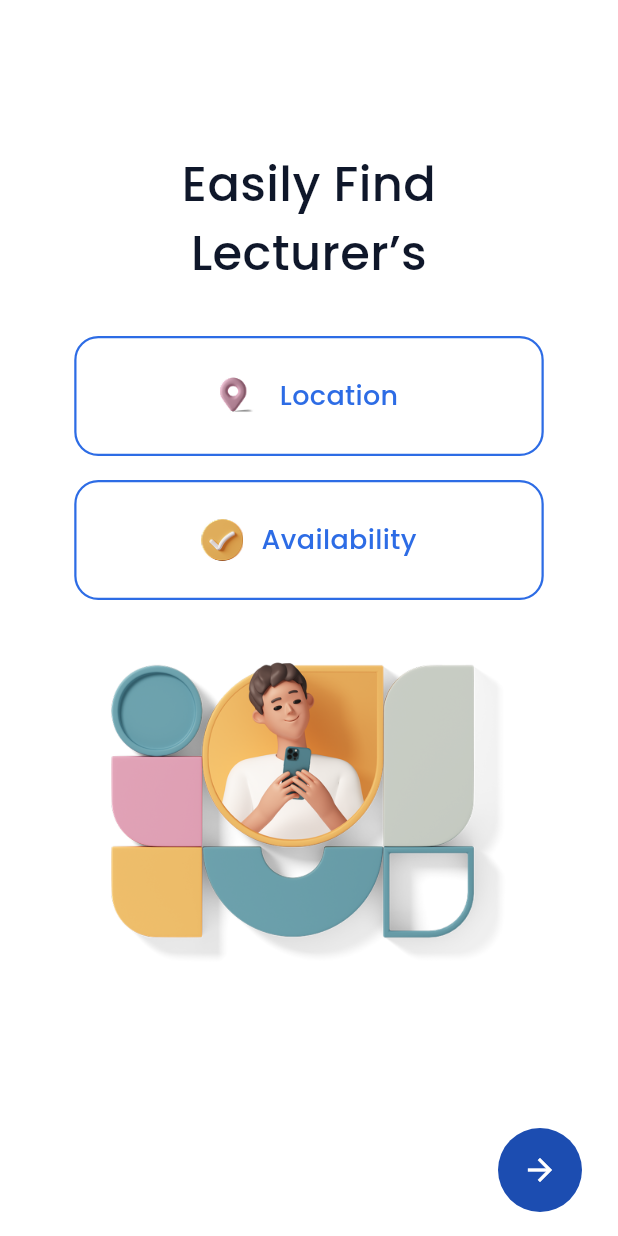
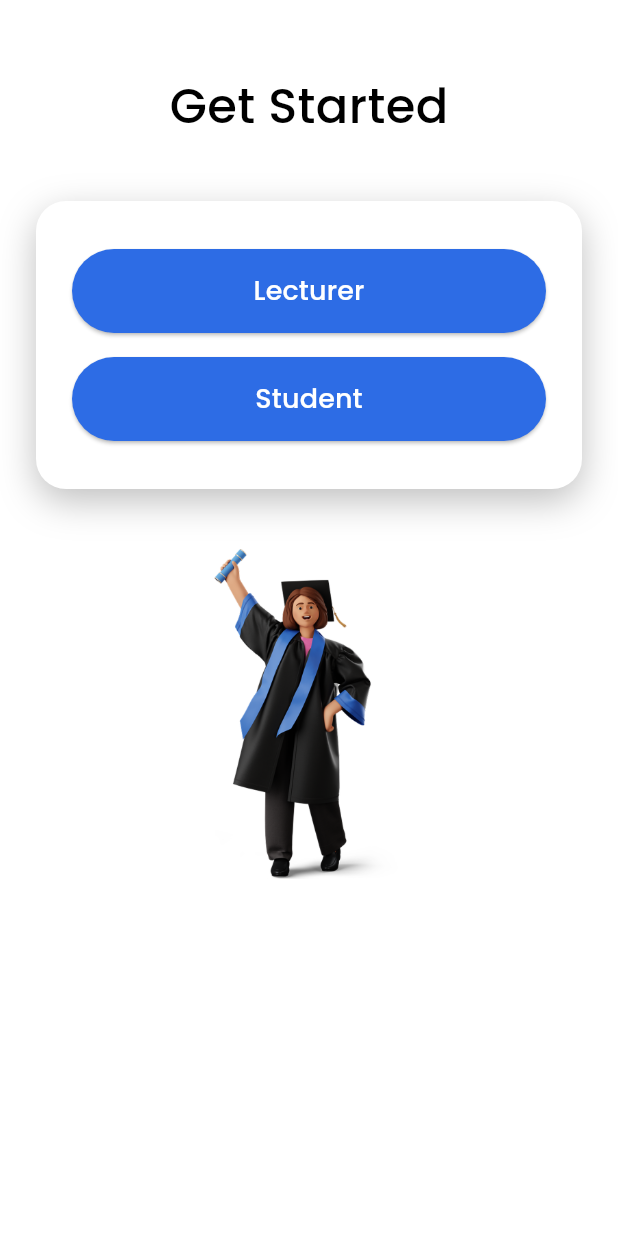
Before and after one commit to Danidu200523/lecturer_finder_app, a Flutter app: the screen it shows after launch, after a tap on the "arrow forward" icon, on a phone screen of 412 x 824 dp. Run offline on Flutter 3.47's test engine with Material 3 defaults, Android fonts, the light colour scheme and no system bars.

Commit message:
Add onboarding and role selection screens with UI styling

```diff
--- a/lib/auth/role_selection_screen.dart
+++ b/lib/auth/role_selection_screen.dart
@@ -0,0 +1,120 @@
+import 'package:flutter/material.dart';
+import '../core/theme/app_colors.dart';
+
+class RoleSelectionScreen extends StatelessWidget {
+  const RoleSelectionScreen({super.key});
+
+  @override
+  Widget build(BuildContext context) {
+    return Scaffold(
+      backgroundColor: AppColors.background,
+      body: SafeArea(
+        child: Padding(
+          padding: const EdgeInsets.symmetric(horizontal: 24),
+          child: Column(
+            crossAxisAlignment: CrossAxisAlignment.center,
+            children: [
+              const SizedBox(height: 48),
+
+              // Title
+              const Text(
+                'Get Started',
+                style: TextStyle(
+                  fontSize: 32,
+                  fontWeight: FontWeight.w500, // Poppins Medium
+                  color: AppColors.titleText,
+                ),
+              ),
+
+              const SizedBox(height: 40),
+
+              // Card container
+              Container(
+                padding: const EdgeInsets.symmetric(
+                  vertical: 32,
+                  horizontal: 24,
+                ),
+                decoration: BoxDecoration(
+                  color: AppColors.background,
+                  borderRadius: BorderRadius.circular(20),
+                  boxShadow: [
+                    BoxShadow(
+                      // ignore: deprecated_member_use
+                      color: AppColors.black.withOpacity(0.25),
+                      blurRadius: 20,
+                      offset: const Offset(0, 8),
+                    ),
+                  ],
+                ),
+                child: Column(
+                  children: [
+                    // Lecturer button
+                    SizedBox(
+                      width: double.infinity,
+                      height: 56,
+                      child: ElevatedButton(
+                        onPressed: () {
+                          // TODO: Navigate to Lecturer Login
+                        },
+                        style: ElevatedButton.styleFrom(
+                          backgroundColor: AppColors.blue,
+                          shape: RoundedRectangleBorder(
+                            borderRadius: BorderRadius.circular(28),
+                          ),
+                        ),
+                        child: const Text(
+                          'Lecturer',
+                          style: TextStyle(
+                            fontSize: 18,
+                            fontWeight: FontWeight.w500,
+                            color: Colors.white,
+                          ),
+                        ),
+                      ),
+                    ),
+
+                    const SizedBox(height: 16),
+
+                    // Student button
+                    SizedBox(
+                      width: double.infinity,
+                      height: 56,
+                      child: ElevatedButton(
+                        onPressed: () {
+                          // TODO: Navigate to Student Login
+                        },
+                        style: ElevatedButton.styleFrom(
+                          backgroundColor: AppColors.blue,
+                          shape: RoundedRectangleBorder(
+                            borderRadius: BorderRadius.circular(28),
+                          ),
+                        ),
+                        child: const Text(
+                          'Student',
+                          style: TextStyle(
+                            fontSize: 18,
+                            fontWeight: FontWeight.w500,
+                            color: Colors.white,
+                          ),
+                        ),
+                      ),
+                    ),
+                  ],
+                ),
+              ),
+
+              const SizedBox(height: 40),
+
+              // Illustration
+              Image.asset(
+                'assets/images/graduate.png',
+                height: 220,
+                fit: BoxFit.contain,
+              ),
+            ],
+          ),
+        ),
+      ),
+    );
+  }
+}
--- a/lib/core/theme/app_colors.dart
+++ b/lib/core/theme/app_colors.dart
@@ -12,6 +12,7 @@ class AppColors {
 
   // Text
   static const Color titleText = Color(0xFF000000);
+  static const Color whiteText = Color(0xFFffffff);
   static const Color subtitleText = Color(0xFF888888);
   static const Color linkedText = Color(0xFF1C4DB1);
 
--- a/lib/core/theme/app_theme.dart
+++ b/lib/core/theme/app_theme.dart
@@ -15,10 +15,10 @@ class AppTheme {
         fontWeight: FontWeight.w500, // Medium
       ),
       titleMedium: TextStyle(
-        fontWeight: FontWeight.w500,
+        fontWeight: FontWeight.w500, // Medium
       ),
       labelLarge: TextStyle(
-        fontWeight: FontWeight.w500,
+        fontWeight: FontWeight.w500, // Medium
       ),
     ),
   );
--- a/lib/onboarding/onboarding_screen.dart
+++ b/lib/onboarding/onboarding_screen.dart
@@ -10,27 +10,30 @@ class OnboardingScreen extends StatelessWidget {
     return Scaffold(
       backgroundColor: AppColors.background,
       body: SafeArea(
+        child: SingleChildScrollView(
           child: Padding(
             padding: const EdgeInsets.symmetric(horizontal: 24),
             child: Column(
               crossAxisAlignment: CrossAxisAlignment.center,
               children: [
-              const Spacer(),
+                // Top spacing
+                const SizedBox(height: 48),
 
                 // Title
                 Text(
                   'Easily Find\nLecturer’s',
                   textAlign: TextAlign.center,
                   style: TextStyle(
-                  fontSize: 32,
-                  fontWeight: FontWeight.w500, // Poppins Medium
+                    fontSize: 49,
+                    fontWeight: FontWeight.w500,
+                    height: 1.1, // Line height control //
                     color: AppColors.primary,
                   ),
                 ),
 
                 const SizedBox(height: 32),
 
-              // Location Card
+                // Location card
                 const OnboardingOptionCard(
                   imagePath: 'assets/images/location.png',
                   text: 'Location',
@@ -38,21 +41,22 @@ class OnboardingScreen extends StatelessWidget {
 
                 const SizedBox(height: 16),
 
-              // Availability Card
+                // Availability card
                 const OnboardingOptionCard(
                   imagePath: 'assets/images/availability.png',
                   text: 'Availability',
                 ),
 
-              const SizedBox(height: 32),
+                const SizedBox(height: 36),
 
                 // Illustration
                 Image.asset(
                   'assets/images/onboarding_illustration.png',
                   height: 220,
+                  fit: BoxFit.contain,
                 ),
 
-              const Spacer(),
+                const SizedBox(height: 48),
 
                 // Next Button
                 Align(
@@ -70,14 +74,15 @@ class OnboardingScreen extends StatelessWidget {
                       ),
                       child: const Icon(
                         Icons.arrow_forward,
-                      color: Colors.white,
+                        color: AppColors.white,
                       ),
                     ),
                   ),
                 ),
 
-              const SizedBox(height: 16),
+                const SizedBox(height: 24),
               ],
+            ),
           ),
         ),
       ),
--- a/lib/routes/app_routes.dart
+++ b/lib/routes/app_routes.dart
@@ -1,10 +1,12 @@
 import 'package:flutter/material.dart';
 import '../splash/splash_screen.dart';
 import '../onboarding/onboarding_screen.dart';
+import '../auth/role_selection_screen.dart';
 
 class AppRoutes {
   static Map<String, WidgetBuilder> routes = {
     '/': (context) => const SplashScreen(),
     '/onboarding': (context) => const OnboardingScreen(),
+    '/role-selection': (context) => const RoleSelectionScreen(),
   };
 }
--- a/lib/widgets/onboarding_option_card.dart
+++ b/lib/widgets/onboarding_option_card.dart
@@ -35,11 +35,11 @@ class OnboardingOptionCard extends StatelessWidget {
           ),
           const SizedBox(width: 12),
           Text(
-            text,
-            style: TextStyle(
-              fontSize: 18,
-              fontWeight: FontWeight.w500, // Poppins Medium
-              color: AppColors.blue,
+           text,
+           style: const TextStyle(
+           fontSize: 39,                 // 👈 Figma size
+           fontWeight: FontWeight.w500,  // Medium
+           color: Colors.black,          // Black text
             ),
           ),
         ],
```
Also changed, not shown: assets/images/graduate.png (added). Lines whose indentation alone changed are shown as unchanged.
